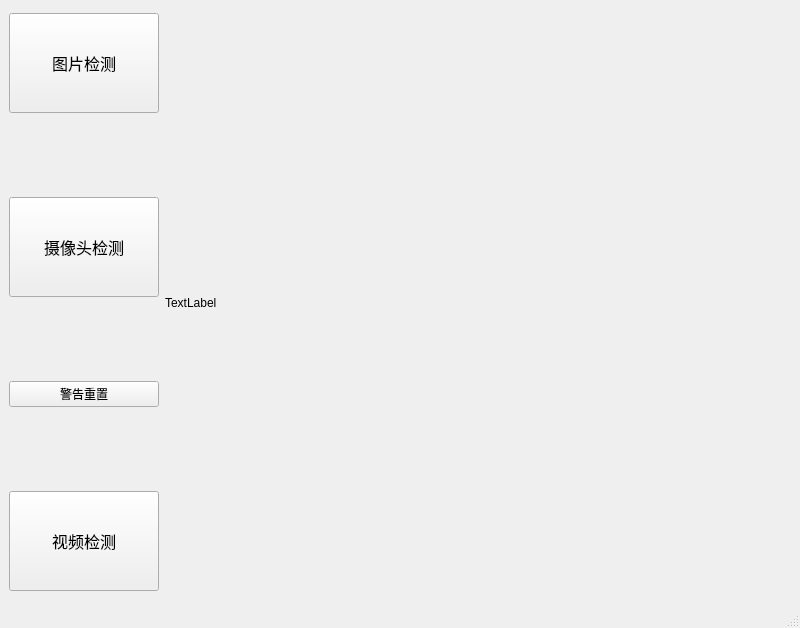
Sora-skyline/yolov5-6.2, file project.ui: the form before one commit.
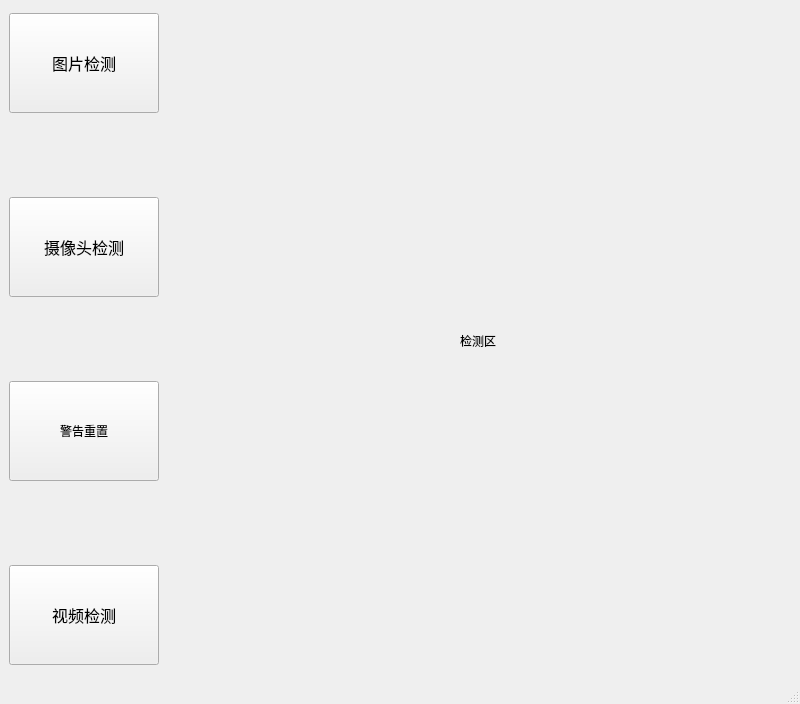
The form after the commit.

Patch:
```diff
--- a/project.ui
+++ b/project.ui
@@ -7,7 +7,7 @@
     <x>0</x>
     <y>0</y>
     <width>800</width>
-    <height>628</height>
+    <height>704</height>
    </rect>
   </property>
   <property name="windowTitle">
@@ -92,6 +92,18 @@
         </item>
         <item>
          <widget class="QPushButton" name="pushButton_waring">
+          <property name="minimumSize">
+           <size>
+            <width>150</width>
+            <height>100</height>
+           </size>
+          </property>
+          <property name="maximumSize">
+           <size>
+            <width>150</width>
+            <height>100</height>
+           </size>
+          </property>
           <property name="text">
            <string>警告重置</string>
           </property>
@@ -132,8 +144,20 @@
       </item>
       <item>
        <widget class="QLabel" name="label">
+        <property name="maximumSize">
+         <size>
+          <width>1080</width>
+          <height>720</height>
+         </size>
+        </property>
         <property name="text">
-         <string>TextLabel</string>
+         <string>检测区</string>
+        </property>
+        <property name="scaledContents">
+         <bool>true</bool>
+        </property>
+        <property name="alignment">
+         <set>Qt::AlignCenter</set>
         </property>
        </widget>
       </item>
```
